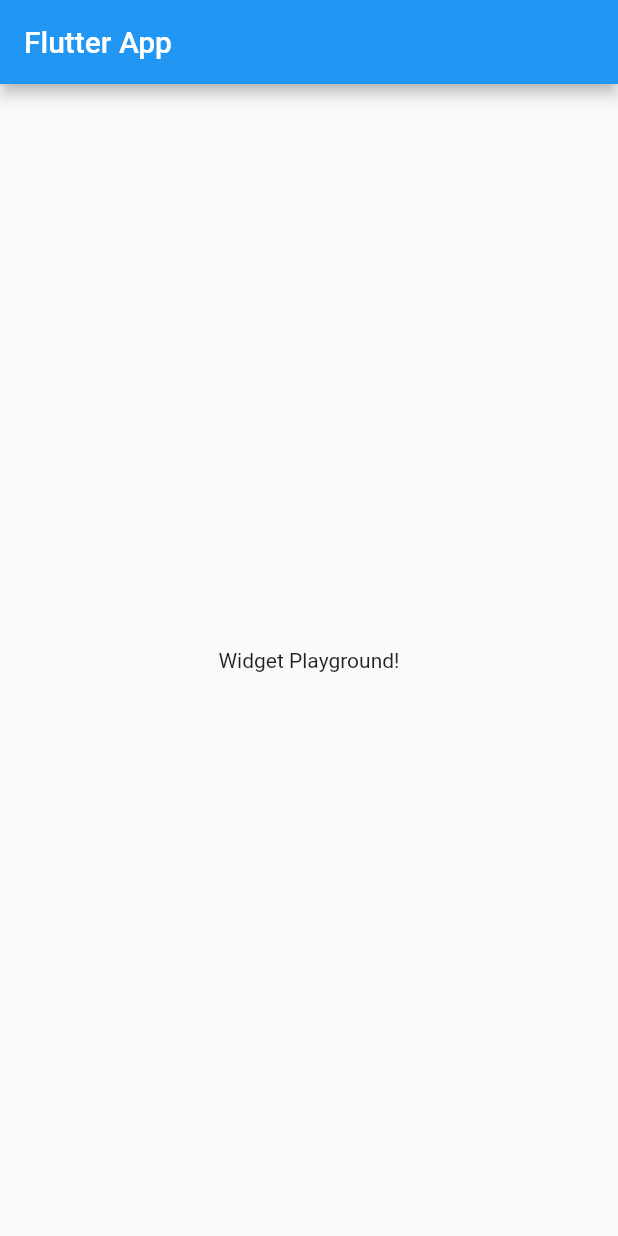
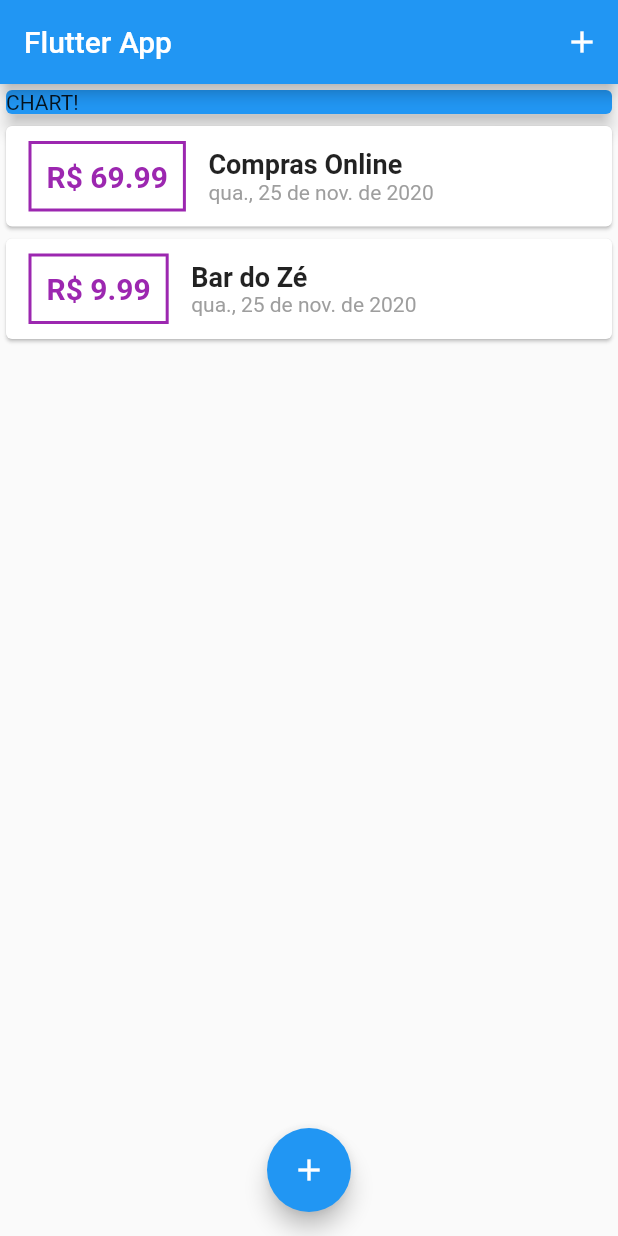
Before and after one commit to maxalves/learning-flutter, a Flutter app: the screen it shows after launch, on a phone screen of 412 x 824 dp. Run offline on Flutter 3.47's test engine with Material 2 defaults, Android fonts, the phone set to English and light mode, and no system bars.

Commit message:
feat: refactor app and make listview work

```diff
--- a/second_project/lib/main.dart
+++ b/second_project/lib/main.dart
@@ -1,10 +1,19 @@
 import 'package:flutter/material.dart';
+import 'package:intl/date_symbol_data_local.dart';
+import 'package:intl/intl.dart';
+import 'package:second_project/widgets/new_transaction.dart';
+import 'package:second_project/widgets/transaction_list.dart';
+import 'package:uuid/uuid.dart';
+
+import 'models/transaction.dart';
 
 void main() => runApp(MyApp());
 
 class MyApp extends StatelessWidget {
   @override
   Widget build(BuildContext context) {
+    initializeDateFormatting('br', null);
+    Intl.defaultLocale = 'pt_BR';
     return MaterialApp(
       title: 'Flutter App',
       home: MyHomePage(),
@@ -12,16 +21,75 @@ class MyApp extends StatelessWidget {
   }
 }
 
+class MyHomePage extends StatefulWidget {
+  @override
+  _MyHomePageState createState() => _MyHomePageState();
+}
 
-class MyHomePage extends StatelessWidget {
+class _MyHomePageState extends State<MyHomePage> {
+  final List<Transaction> _userTransactions = [
+    Transaction(
+      id: Uuid(),
+      title: 'Compras Online',
+      amount: 69.99,
+      date: DateTime.now(),
+    ),
+    Transaction(
+      id: Uuid(),
+      title: 'Bar do Zé',
+      amount: 9.99,
+      date: DateTime.now(),
+    ),
+  ];
+
+  void _addNewTransaction(String txTitle, double amount) {
+    final newTx = Transaction(
+        id: Uuid(), title: txTitle, amount: amount, date: DateTime.now());
+
+    setState(() {
+      _userTransactions.add(newTx);
+    });
+  }
+
+  void _startAddNewTransaction(BuildContext ctx) {
+    showModalBottomSheet(
+        context: ctx,
+        builder: (_) {
+          return NewTransaction(_addNewTransaction);
+        });
+  }
+
   @override
   Widget build(BuildContext context) {
     return Scaffold(
       appBar: AppBar(
         title: Text('Flutter App'),
+        actions: [
+          IconButton(
+            icon: Icon(Icons.add),
+            onPressed: () => _startAddNewTransaction(context),
+          ),
+        ],
       ),
-      body: Center(
-        child: Text('Widget Playground!'),
+      body: Column(
+        // mainAxisAlignment: MainAxisAlignment.spaceAround,
+        crossAxisAlignment: CrossAxisAlignment.stretch,
+        children: <Widget>[
+          Container(
+            width: double.infinity,
+            child: Card(
+              color: Colors.blue,
+              child: Text('CHART!'),
+              elevation: 5,
+            ),
+          ),
+          TransactionList(_userTransactions),
+        ],
+      ),
+      floatingActionButtonLocation: FloatingActionButtonLocation.centerFloat,
+      floatingActionButton: FloatingActionButton(
+        child: Icon(Icons.add),
+        onPressed: () => _startAddNewTransaction(context),
       ),
     );
   }
--- /dev/null
+++ b/second_project/lib/models/transaction.dart
@@ -0,0 +1,15 @@
+import 'package:flutter/foundation.dart';
+import 'package:uuid/uuid.dart';
+
+class Transaction {
+  final Uuid id;
+  final String title;
+  final double amount;
+  final DateTime date;
+
+  Transaction(
+      {@required this.id,
+      @required this.title,
+      @required this.amount,
+      @required this.date});
+}
--- /dev/null
+++ b/second_project/lib/widgets/transaction_list.dart
@@ -0,0 +1,58 @@
+import 'package:flutter/material.dart';
+import 'package:intl/intl.dart';
+import 'package:second_project/models/transaction.dart';
+
+class TransactionList extends StatelessWidget {
+  final List<Transaction> transactions;
+
+  TransactionList(this.transactions);
+
+  @override
+  Widget build(BuildContext context) {
+    return Container(
+      height: 300,
+      child: ListView.builder(
+        itemBuilder: (ctx, index) {
+          return Card(
+            child: Row(
+              children: <Widget>[
+                Container(
+                  margin: EdgeInsets.symmetric(vertical: 10, horizontal: 15),
+                  decoration: BoxDecoration(
+                      border: Border.all(
+                    color: Colors.purple,
+                    width: 2,
+                  )),
+                  padding: EdgeInsets.all(10),
+                  child: Text(
+                    'R\$ ${transactions[index].amount.toStringAsFixed(2)}',
+                    style: TextStyle(
+                        fontWeight: FontWeight.bold,
+                        fontSize: 20,
+                        color: Colors.purple),
+                  ),
+                ),
+                Column(
+                  crossAxisAlignment: CrossAxisAlignment.start,
+                  children: [
+                    Text(
+                      transactions[index].title,
+                      style:
+                          TextStyle(fontWeight: FontWeight.bold, fontSize: 18),
+                    ),
+                    Text(
+                      DateFormat('yMMMEd').format(transactions[index].date),
+                      style: TextStyle(
+                          fontWeight: FontWeight.w400, color: Colors.grey),
+                    )
+                  ],
+                )
+              ],
+            ),
+          );
+        },
+        itemCount: transactions.length,
+      ),
+    );
+  }
+}
--- a/second_project/pubspec.yaml
+++ b/second_project/pubspec.yaml
@@ -23,7 +23,8 @@ environment:
 dependencies:
   flutter:
     sdk: flutter
-
+  intl: ^0.16.1
+  uuid: ^2.2.2
 
   # The following adds the Cupertino Icons font to your application.
   # Use with the CupertinoIcons class for iOS style icons.
```
Also changed, not shown: second_project/lib/widgets/new_transaction.dart (added, +54 -0 lines), second_project/pubspec.lock.
